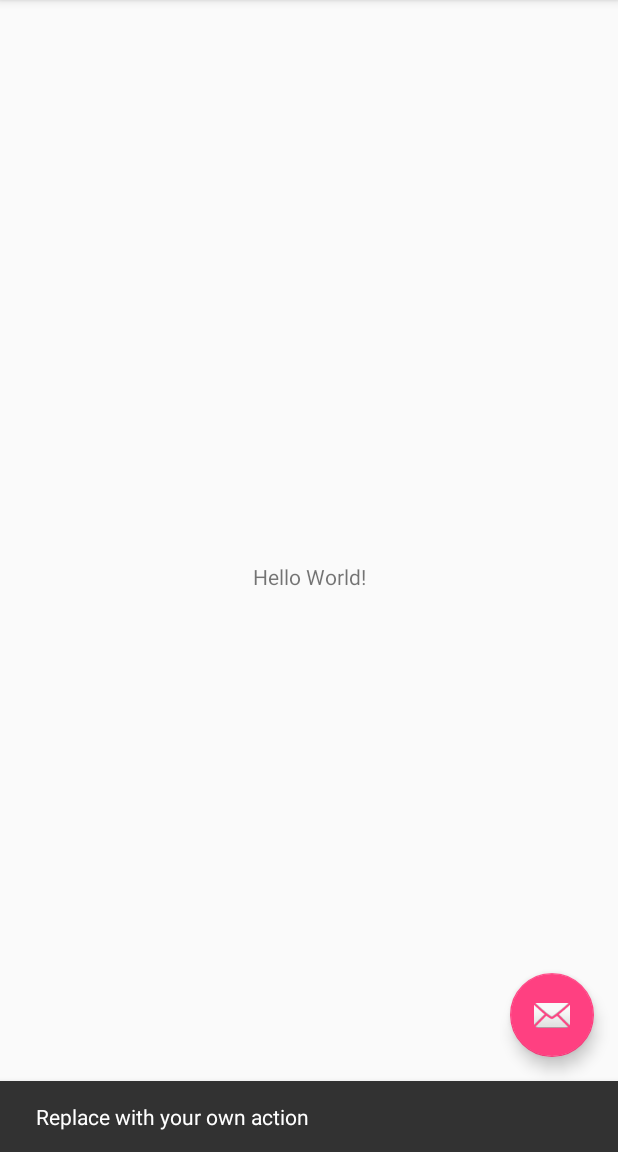
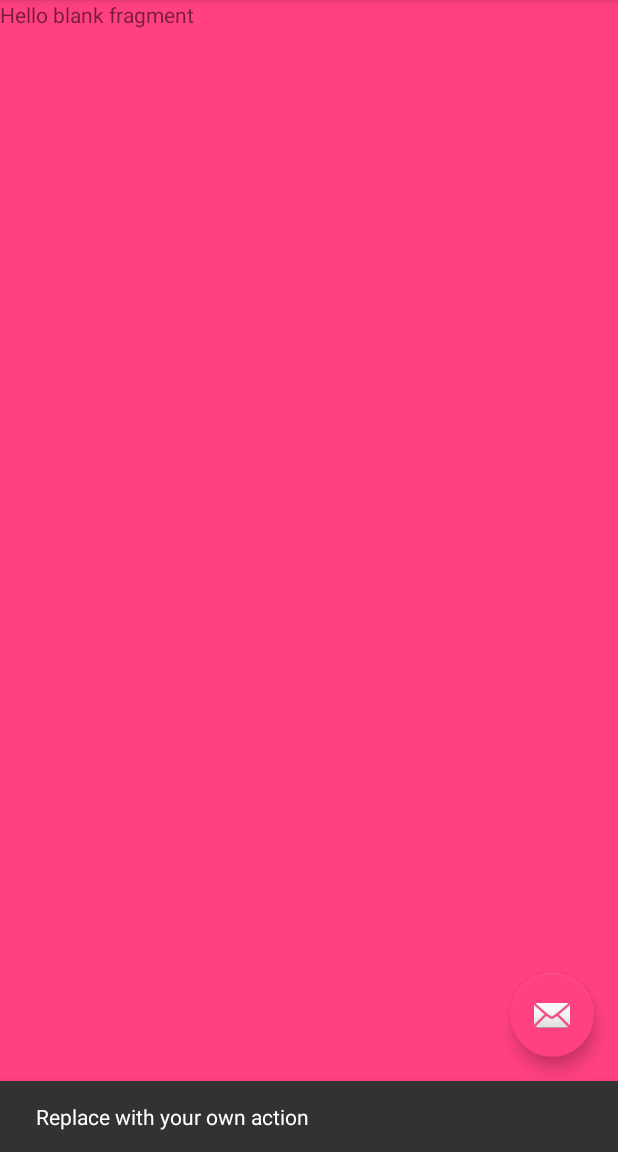
Before and after one commit to Morteen/OverTime, an Android app: the screen it shows after launch (MainActivity), after a tap on an icon or button, on a phone screen of 412 x 824 dp, the part 84-1236 px from its top. Run offline under Robolectric (Android 15) with nearby library versions, the phone set to English and light mode, and no system bars.

Commit message:
Lagde tre fragmenter og en viewpager Kjører!

```diff
--- /dev/null
+++ b/OvertidApp/app/src/main/java/com/example/morten/overtidapp/FragmentOne.java
@@ -0,0 +1,30 @@
+package com.example.morten.overtidapp;
+
+
+import android.os.Bundle;
+import android.app.Fragment;
+import android.view.LayoutInflater;
+import android.view.View;
+import android.view.ViewGroup;
+
+
+/**
+ * A simple {@link Fragment} subclass.
+ */
+public class FragmentOne extends android.support.v4.app.Fragment {
+
+
+    public FragmentOne() {
+        // Required empty public constructor
+    }
+
+
+    @Override
+    public View onCreateView(LayoutInflater inflater, ViewGroup container,
+                             Bundle savedInstanceState) {
+        // Inflate the layout for this fragment
+        View view= inflater.inflate(R.layout.fragment_fragment_one2, container, false);
+        return view;
+    }
+
+}
--- /dev/null
+++ b/OvertidApp/app/src/main/java/com/example/morten/overtidapp/FragmentTwo.java
@@ -0,0 +1,30 @@
+package com.example.morten.overtidapp;
+
+
+import android.os.Bundle;
+import android.app.Fragment;
+import android.view.LayoutInflater;
+import android.view.View;
+import android.view.ViewGroup;
+
+
+/**
+ * A simple {@link Fragment} subclass.
+ */
+public class FragmentTwo extends android.support.v4.app.Fragment {
+
+
+    public FragmentTwo() {
+        // Required empty public constructor
+    }
+
+
+    @Override
+    public View onCreateView(LayoutInflater inflater, ViewGroup container,
+                             Bundle savedInstanceState) {
+        // Inflate the layout for this fragment
+       View view= inflater.inflate(R.layout.fragment_fragment_two2, container, false);
+        return view;
+    }
+
+}
--- a/OvertidApp/app/src/main/java/com/example/morten/overtidapp/MainActivity.java
+++ b/OvertidApp/app/src/main/java/com/example/morten/overtidapp/MainActivity.java
@@ -3,6 +3,7 @@ package com.example.morten.overtidapp;
 import android.os.Bundle;
 import android.support.design.widget.FloatingActionButton;
 import android.support.design.widget.Snackbar;
+import android.support.v4.view.ViewPager;
 import android.support.v7.app.AppCompatActivity;
 import android.support.v7.widget.Toolbar;
 import android.view.View;
@@ -17,6 +18,9 @@ public class MainActivity extends AppCompatActivity {
         setContentView(R.layout.activity_main);
         Toolbar toolbar = (Toolbar) findViewById(R.id.toolbar);
         setSupportActionBar(toolbar);
+        ViewPager pager=(ViewPager)findViewById(R.id.pager);
+        PagerAdapter pAdpter = new PagerAdapter(getSupportFragmentManager());
+        pager.setAdapter(pAdpter);
 
         FloatingActionButton fab = (FloatingActionButton) findViewById(R.id.fab);
         fab.setOnClickListener(new View.OnClickListener() {
--- /dev/null
+++ b/OvertidApp/app/src/main/java/com/example/morten/overtidapp/PagerAdapter.java
@@ -0,0 +1,32 @@
+package com.example.morten.overtidapp;
+
+import android.support.v4.app.Fragment;
+import android.support.v4.app.FragmentManager;
+import android.support.v4.app.FragmentPagerAdapter;
+
+/**
+ * Created by morten on 27.12.2017.
+ */
+
+public class PagerAdapter extends FragmentPagerAdapter {
+    public PagerAdapter(FragmentManager fm) {
+        super(fm);
+    }
+
+    @Override
+    public Fragment getItem(int i) {
+        switch ( i){
+            case 0: return new FragmentOne();
+            case 1: return  new FragmentTwo();
+            case 2: return  new FragmentThree();
+             default:break;
+
+        }
+        return null;
+    }
+
+    @Override
+    public int getCount() {
+        return 3;
+    }
+}
--- a/OvertidApp/app/src/main/res/layout/content_main.xml
+++ b/OvertidApp/app/src/main/res/layout/content_main.xml
@@ -8,13 +8,9 @@
     tools:context="com.example.morten.overtidapp.MainActivity"
     tools:showIn="@layout/activity_main">
 
-    <TextView
-        android:layout_width="wrap_content"
-        android:layout_height="wrap_content"
-        android:text="Hello World!"
-        app:layout_constraintBottom_toBottomOf="parent"
-        app:layout_constraintLeft_toLeftOf="parent"
-        app:layout_constraintRight_toRightOf="parent"
-        app:layout_constraintTop_toTopOf="parent" />
+    <android.support.v4.view.ViewPager
+        android:id="@+id/pager"
+        android:layout_width="500dp"
+        android:layout_height="match_parent"></android.support.v4.view.ViewPager>
 
 </android.support.constraint.ConstraintLayout>
--- /dev/null
+++ b/OvertidApp/app/src/main/res/layout/fragment_fragment_one2.xml
@@ -0,0 +1,14 @@
+<FrameLayout xmlns:android="http://schemas.android.com/apk/res/android"
+    xmlns:tools="http://schemas.android.com/tools"
+    android:layout_width="match_parent"
+    android:layout_height="match_parent"
+    tools:context="com.example.morten.overtidapp.FragmentOne"
+    android:background="@color/colorAccent">
+
+    <!-- TODO: Update blank fragment layout -->
+    <TextView
+        android:layout_width="match_parent"
+        android:layout_height="match_parent"
+        android:text="@string/hello_blank_fragment" />
+
+</FrameLayout>
--- a/OvertidApp/app/src/main/res/values/strings.xml
+++ b/OvertidApp/app/src/main/res/values/strings.xml
@@ -1,4 +1,7 @@
 <resources>
     <string name="app_name">OvertidApp</string>
     <string name="action_settings">Settings</string>
+
+    <!-- TODO: Remove or change this placeholder text -->
+    <string name="hello_blank_fragment">Hello blank fragment</string>
 </resources>
```
Also changed, not shown: OvertidApp/app/src/main/java/com/example/morten/overtidapp/FragmentThree.java (added, +30 -0 lines), OvertidApp/app/src/main/res/layout/fragment_fragment_three.xml (added, +14 -0 lines), OvertidApp/app/src/main/res/layout/fragment_fragment_two2.xml (added, +14 -0 lines).
